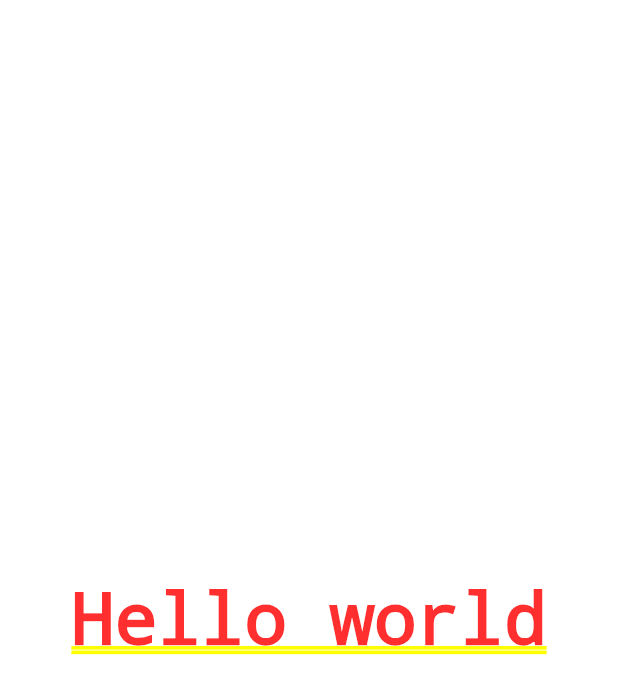
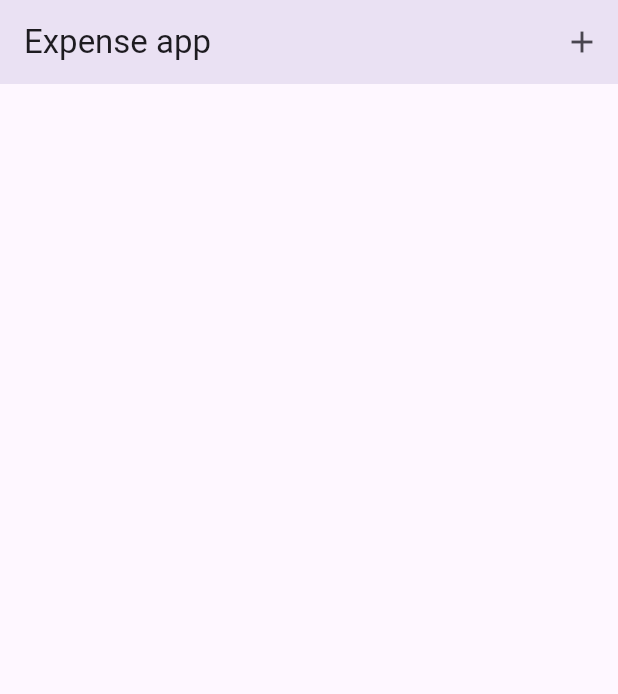
Before and after one commit to RH203/expense-app, a Flutter app: the screen it shows after launch, on a phone screen of 412 x 824 dp. Shown: the top 694 px of the screen. Run offline on Flutter 3.47's test engine with Material 3 defaults, Android fonts, the phone set to English and light mode, and no system bars.

Commit message:
chore: Add ExpenseApp page with initial layout and AppBar

```diff
--- a/lib/src/pages/expense_app.dart
+++ b/lib/src/pages/expense_app.dart
@@ -1,3 +1,4 @@
+import 'package:expense_app/src/models/expense.dart';
 import 'package:flutter/material.dart';
 
 class ExpenseApp extends StatefulWidget {
@@ -8,10 +9,29 @@ class ExpenseApp extends StatefulWidget {
 }
 
 class _ExpenseAppState extends State<ExpenseApp> {
+  final List<Expense> _list = [
+    Expense(
+      title: "Flutter course",
+      amout: 20.22,
+      date: DateTime.now(),
+      category: Category.food,
+    )
+  ];
+
   @override
   Widget build(BuildContext context) {
-    return Center(
-      child: Text("Hello world"),
+    return Scaffold(
+      appBar: AppBar(
+        title: const Text("Expense app"),
+        actions: [
+          IconButton(
+            onPressed: () {},
+            icon: const Icon(Icons.add),
+          ),
+        ],
+        elevation: 10,
+      ),
+      body: Container(),
     );
   }
 }
```
